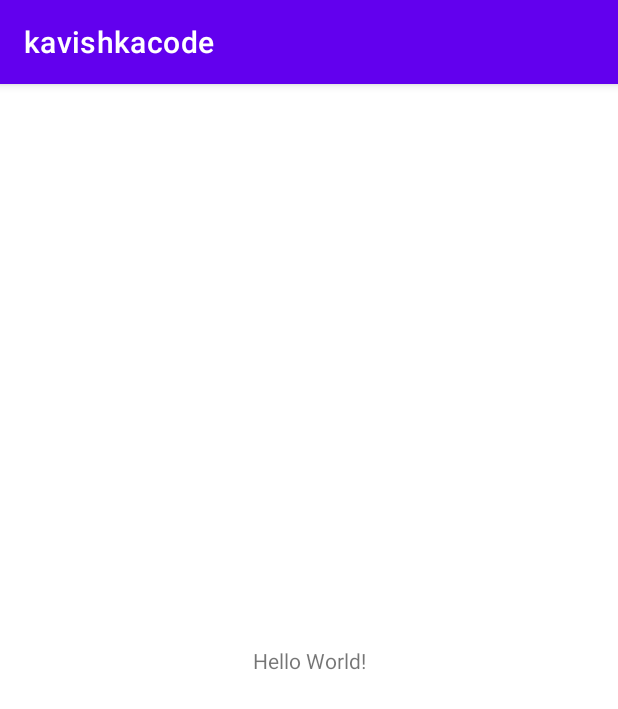
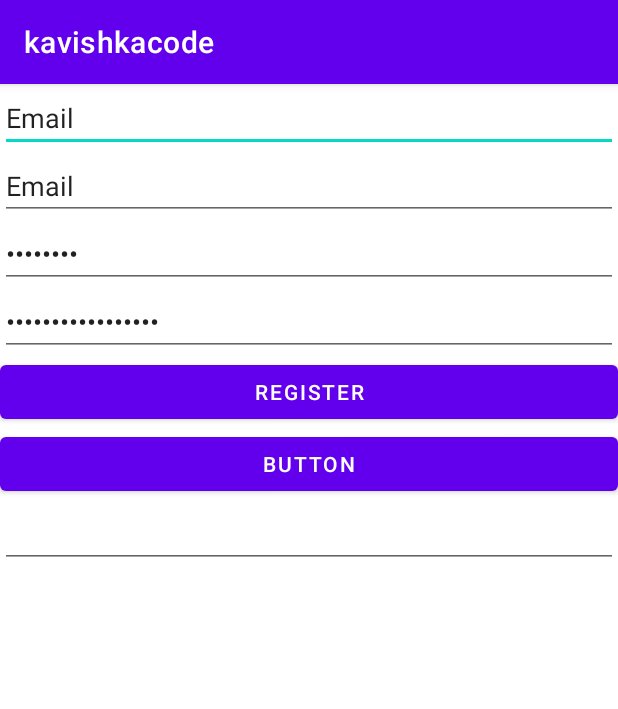
Before and after one commit to kavishka-code/kavishka, an Android app: the screen it shows after launch (MainActivity), on a phone screen of 412 x 824 dp. Shown: the top 709 px of the screen. Run offline under Robolectric (Android 15) with nearby library versions, the phone set to English and light mode, and no system bars.

Commit message:
feature login

```diff
--- a/app/src/main/res/layout/activity_main.xml
+++ b/app/src/main/res/layout/activity_main.xml
@@ -1,18 +1,61 @@
 <?xml version="1.0" encoding="utf-8"?>
-<androidx.constraintlayout.widget.ConstraintLayout xmlns:android="http://schemas.android.com/apk/res/android"
+<LinearLayout xmlns:android="http://schemas.android.com/apk/res/android"
     xmlns:app="http://schemas.android.com/apk/res-auto"
     xmlns:tools="http://schemas.android.com/tools"
     android:layout_width="match_parent"
     android:layout_height="match_parent"
-    tools:context=".MainActivity">
+    android:orientation="vertical"
+    app:layoutDescription="@xml/activity_main_scene"
+    tools:context=".MainActivity" >
 
-    <TextView
-        android:layout_width="wrap_content"
+    <EditText
+        android:id="@+id/edtemail"
+        android:layout_width="match_parent"
         android:layout_height="wrap_content"
-        android:text="Hello World!"
-        app:layout_constraintBottom_toBottomOf="parent"
-        app:layout_constraintLeft_toLeftOf="parent"
-        app:layout_constraintRight_toRightOf="parent"
-        app:layout_constraintTop_toTopOf="parent" />
+        android:ems="10"
+        android:text="Email"
+        android:inputType="textEmailAddress" />
 
-</androidx.constraintlayout.widget.ConstraintLayout>
+    <EditText
+        android:id="@+id/editTextTextEmailAddress2"
+        android:layout_width="match_parent"
+        android:layout_height="wrap_content"
+        android:ems="10"
+        android:text="Email"
+        android:inputType="textEmailAddress" />
+
+    <EditText
+        android:id="@+id/editTextTextPassword"
+        android:layout_width="match_parent"
+        android:layout_height="wrap_content"
+        android:ems="10"
+        android:text="Password"
+        android:inputType="textPassword" />
+
+    <EditText
+        android:id="@+id/editTextTextPassword2"
+        android:layout_width="match_parent"
+        android:layout_height="wrap_content"
+        android:ems="10"
+        android:text="Re enter password"
+        android:inputType="textPassword" />
+
+    <Button
+        android:id="@+id/button"
+        android:layout_width="match_parent"
+        android:layout_height="wrap_content"
+        android:text="Register" />
+
+    <Button
+        android:id="@+id/button2"
+        android:layout_width="match_parent"
+        android:layout_height="wrap_content"
+        android:text="Button" />
+
+    <EditText
+        android:id="@+id/editTextNumberPassword"
+        android:layout_width="match_parent"
+        android:layout_height="wrap_content"
+        android:ems="10"
+        android:inputType="numberPassword" />
+</LinearLayout>
```
